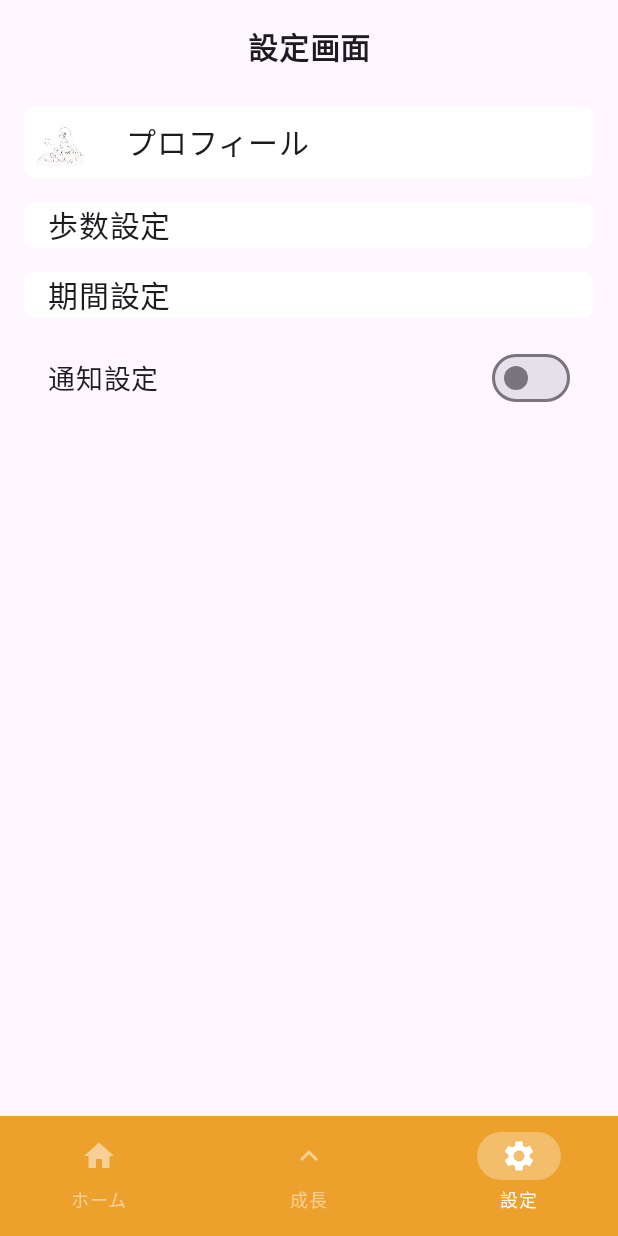
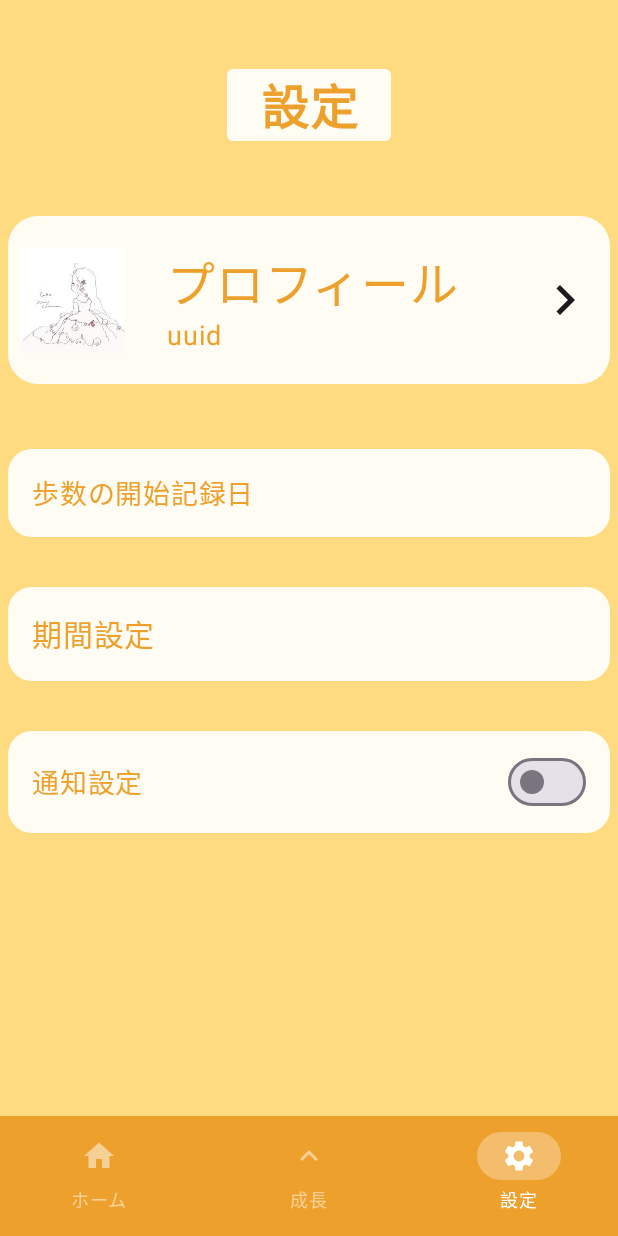
Before and after one commit to NID-kt/toryumon-team-f, an Android app built with Jetpack Compose: the SettingsScreen screen opened through its navigation route, on a phone screen of 412 x 824 dp. Run offline under Robolectric (Android 15) with nearby library versions, the phone set to English and light mode, and no system bars.

Commit message:
設定画面の見た目だけを整えました

```diff
--- a/app/src/main/java/com/example/runningavater/settings/SettingsScreen.kt
+++ b/app/src/main/java/com/example/runningavater/settings/SettingsScreen.kt
@@ -13,6 +13,9 @@ import androidx.compose.foundation.layout.padding
 import androidx.compose.foundation.layout.size
 import androidx.compose.foundation.shape.CircleShape
 import androidx.compose.foundation.shape.RoundedCornerShape
+import androidx.compose.material.icons.Icons
+import androidx.compose.material.icons.filled.KeyboardArrowRight
+import androidx.compose.material3.Icon
 import androidx.compose.material3.Switch
 import androidx.compose.material3.Text
 import androidx.compose.runtime.Composable
@@ -22,16 +25,23 @@ import androidx.compose.runtime.remember
 import androidx.compose.runtime.setValue
 import androidx.compose.ui.Alignment
 import androidx.compose.ui.Modifier
+import androidx.compose.ui.draw.clip
 import androidx.compose.ui.graphics.Color
 import androidx.compose.ui.platform.LocalContext
 import androidx.compose.ui.res.painterResource
 import androidx.compose.ui.text.font.FontWeight
+import androidx.compose.ui.tooling.preview.Preview
 import androidx.compose.ui.unit.dp
 import androidx.compose.ui.unit.sp
 import androidx.navigation.NavHostController
+import androidx.navigation.compose.rememberNavController
 import coil.compose.rememberAsyncImagePainter
 import coil.request.ImageRequest
 import com.example.runningavater.R
+import com.example.runningavater.ui.theme.GranulatedSugar
+import com.example.runningavater.ui.theme.NuclearMango
+import com.example.runningavater.ui.theme.RunningAvaterTheme
+import com.example.runningavater.ui.theme.SungYellow
 
 @Composable
 fun SettingsScreen(
@@ -40,19 +50,24 @@ fun SettingsScreen(
     modifier: Modifier = Modifier,
 ) {
     Column(
+        horizontalAlignment = Alignment.CenterHorizontally,
         modifier =
         modifier
-                .padding(16.dp)
-                .fillMaxSize(),
+            .fillMaxSize()
+            .background(SungYellow)
+            .padding(top = 46.dp)
     ) {
         Text(
-            text = "設定画面",
-            fontSize = 20.sp,
+            text = "設定",
+            fontSize = 32.sp,
             fontWeight = FontWeight.Bold,
+            color = NuclearMango,
             modifier =
             Modifier
-                    .padding(bottom = 16.dp)
-                    .fillMaxWidth(),
+                .padding(bottom = 40.dp)
+                .clip(RoundedCornerShape(4.dp))
+                .background(GranulatedSugar)
+                .padding(horizontal = 22.dp),
             textAlign = androidx.compose.ui.text.style.TextAlign.Center,
         )
         ProfileSection(navController, profileImageUri)
@@ -71,14 +86,22 @@ fun GoalSettingsSection(
         modifier =
         Modifier
             .fillMaxWidth()
+//            .size(54.dp)
             .clickable(onClick = { navController.navigate("settings/goalsettings") })
-                .padding(vertical = 8.dp)
-                .background(Color.White, shape = RoundedCornerShape(8.dp)),
+            .padding(
+                vertical = 33.dp,
+                horizontal = 5.dp
+            )
+            .clip(RoundedCornerShape(16.dp))
+            .background(GranulatedSugar)
+            .padding(vertical = 16.dp),
+
         verticalAlignment = Alignment.CenterVertically,
     ) {
         Text(
-            text = "歩数設定",
-            fontSize = 20.sp,
+            text = "歩数の開始記録日",
+            fontSize = 18.sp,
+            color = NuclearMango,
             modifier =
             Modifier
                 .padding(start = 16.dp)
@@ -94,13 +117,17 @@ fun SpanSettingsSection(navController: NavHostController) {
         Modifier
             .fillMaxWidth()
             .clickable(onClick = { navController.navigate("settings/spansettings") })
-                .padding(vertical = 8.dp)
-                .background(Color.White, shape = RoundedCornerShape(8.dp)),
+            .padding(bottom = 33.dp)
+            .padding(horizontal = 5.dp)
+            .clip(RoundedCornerShape(16.dp))
+            .background(GranulatedSugar, shape = RoundedCornerShape(8.dp))
+            .padding(vertical = 16.dp),
         verticalAlignment = Alignment.CenterVertically,
     ) {
         Text(
             text = "期間設定",
             fontSize = 20.sp,
+            color = NuclearMango,
             modifier =
             Modifier
                 .padding(start = 16.dp)
@@ -117,12 +144,16 @@ fun NotificationSettingsSection() {
         modifier =
         Modifier
             .fillMaxWidth()
-                .padding(vertical = 8.dp),
+            .padding(horizontal = 5.dp)
+            .clip(RoundedCornerShape(16.dp))
+            .background(GranulatedSugar)
+            .padding(vertical = 10.dp),
         verticalAlignment = Alignment.CenterVertically,
     ) {
         Text(
             text = "通知設定",
             fontSize = 18.sp,
+            color = NuclearMango,
             modifier =
             Modifier
                 .padding(start = 16.dp)
@@ -144,17 +175,22 @@ fun ProfileSection(
     Row(
         modifier =
         Modifier
+            .padding(
+                vertical = 10.dp,
+                horizontal = 5.dp
+            )
             .fillMaxWidth()
             .clickable(onClick = { navController.navigate("settings/profile") })
-                .padding(vertical = 8.dp)
-                .background(Color.White, shape = RoundedCornerShape(8.dp)),
+            .clip(RoundedCornerShape(20.dp))
+            .background(GranulatedSugar, shape = RoundedCornerShape(8.dp))
+            .padding(vertical = 20.dp),
         verticalAlignment = Alignment.CenterVertically,
     ) {
         Box(
             modifier =
             Modifier
-                    .size(48.dp)
-                    .padding(8.dp)
+                .padding(horizontal = 8.dp)
+                .size(70.dp)
                 .background(Color.Gray, shape = CircleShape),
         ) {
             if (profileImageUri != null) {
@@ -174,17 +210,47 @@ fun ProfileSection(
                 Image(
                     painter = painterResource(id = R.drawable.test),
                     contentDescription = "Profile Image",
-                    modifier = Modifier.size(48.dp),
+                    modifier = Modifier.size(70.dp),
                 )
             }
         }
+        Column(
+            modifier = Modifier
+                .weight(1f),
+        ) {
             Text(
                 text = "プロフィール",
-            fontSize = 20.sp,
+                fontSize = 32.sp,
+                color = NuclearMango,
                 modifier =
                 Modifier
                     .padding(start = 20.dp)
-                    .weight(1f),
+            )
+            Text(
+                text = "uuid",
+                fontSize = 18.sp,
+                color = NuclearMango,
+                modifier =
+                Modifier
+                    .padding(start = 20.dp)
             )
         }
+        Icon(
+            imageVector = Icons.Default.KeyboardArrowRight, contentDescription = "Profile",
+            modifier = Modifier
+                .padding(end = 10.dp)
+                .size(40.dp),
+        )
+
     }
+}
+
+
+@Preview
+@Composable
+private fun SettingScreenPreview() {
+    RunningAvaterTheme {
+        SettingsScreen(navController = rememberNavController(), profileImageUri = null)
+    }
+
+}
--- a/app/src/main/java/com/example/runningavater/ui/theme/Color.kt
+++ b/app/src/main/java/com/example/runningavater/ui/theme/Color.kt
@@ -11,5 +11,5 @@ val PurpleGrey40 = Color(0xFF625b71)
 val Pink40 = Color(0xFF7D5260)
 
 val NuclearMango = Color(0xFFEDA02C)
-val SungYellow = Color(0xFFFFE6B6)
+val SungYellow = Color(0xFFFEDB81)
 val GranulatedSugar = Color(0xFFFFFCF3)
```
Lines whose indentation alone changed are shown as unchanged.
